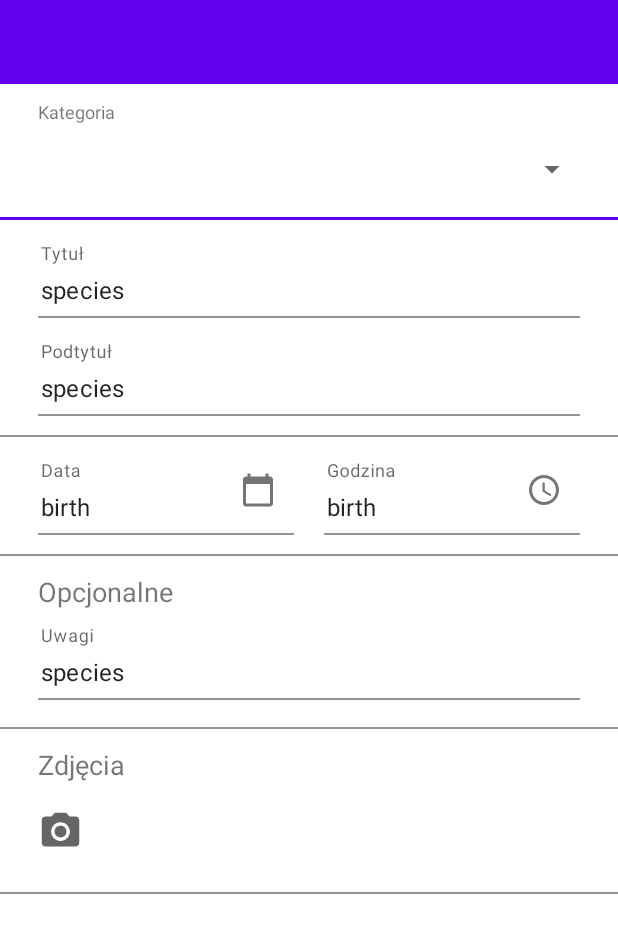
After one commit to Vieja/APPet, an Android app: the layout fragment_record.xml on its own in the app's theme, with its tools: preview values and no code run, on a phone screen of 412 x 824 dp. The commit adds this screen. Shown: the top 933 px of the screen. Run offline under Robolectric (Android 15) with nearby library versions, the phone set to English and light mode, and no system bars.

Commit message:
add fragment_record.xml

```diff
--- a/app/src/main/java/com/vieja/appet/ui/care/category/CareCategoryFragment.kt
+++ b/app/src/main/java/com/vieja/appet/ui/care/category/CareCategoryFragment.kt
@@ -22,7 +22,7 @@ class CareCategoryFragment : Fragment(R.layout.fragment_care_category) {
         (requireActivity() as? MainActivity)?.setSupportActionBar(toolbar_care_category)
         val navHostFragment = NavHostFragment.findNavController(this)
         NavigationUI.setupWithNavController(toolbar_care_category, navHostFragment)
-        open_care_category_card.transitionName = "careCategoryTransition_" + args.careCategoryName
+//        open_care_category_card.transitionName = "careCategoryTransition_" + args.careCategoryName
         sharedElementEnterTransition = TransitionInflater.from(context).inflateTransition(android.R.transition.move)
 
 
--- /dev/null
+++ b/app/src/main/res/drawable/ic_baseline_access_time_24.xml
@@ -0,0 +1,13 @@
+<vector xmlns:android="http://schemas.android.com/apk/res/android"
+    android:width="24dp"
+    android:height="24dp"
+    android:viewportWidth="24"
+    android:viewportHeight="24"
+    android:tint="?attr/colorControlNormal">
+  <path
+      android:fillColor="@android:color/white"
+      android:pathData="M11.99,2C6.47,2 2,6.48 2,12s4.47,10 9.99,10C17.52,22 22,17.52 22,12S17.52,2 11.99,2zM12,20c-4.42,0 -8,-3.58 -8,-8s3.58,-8 8,-8 8,3.58 8,8 -3.58,8 -8,8z"/>
+  <path
+      android:fillColor="@android:color/white"
+      android:pathData="M12.5,7H11v6l5.25,3.15 0.75,-1.23 -4.5,-2.67z"/>
+</vector>
--- /dev/null
+++ b/app/src/main/res/drawable/ic_baseline_calendar_today_24.xml
@@ -0,0 +1,10 @@
+<vector xmlns:android="http://schemas.android.com/apk/res/android"
+    android:width="24dp"
+    android:height="24dp"
+    android:viewportWidth="24"
+    android:viewportHeight="24"
+    android:tint="?attr/colorControlNormal">
+  <path
+      android:fillColor="@android:color/white"
+      android:pathData="M20,3h-1L19,1h-2v2L7,3L7,1L5,1v2L4,3c-1.1,0 -2,0.9 -2,2v16c0,1.1 0.9,2 2,2h16c1.1,0 2,-0.9 2,-2L22,5c0,-1.1 -0.9,-2 -2,-2zM20,21L4,21L4,8h16v13z"/>
+</vector>
--- /dev/null
+++ b/app/src/main/res/drawable/ic_baseline_photo_camera_24.xml
@@ -0,0 +1,13 @@
+<vector xmlns:android="http://schemas.android.com/apk/res/android"
+    android:width="24dp"
+    android:height="24dp"
+    android:viewportWidth="24"
+    android:viewportHeight="24"
+    android:tint="?attr/colorControlNormal">
+  <path
+      android:fillColor="@android:color/white"
+      android:pathData="M12,12m-3.2,0a3.2,3.2 0,1 1,6.4 0a3.2,3.2 0,1 1,-6.4 0"/>
+  <path
+      android:fillColor="@android:color/white"
+      android:pathData="M9,2L7.17,4L4,4c-1.1,0 -2,0.9 -2,2v12c0,1.1 0.9,2 2,2h16c1.1,0 2,-0.9 2,-2L22,6c0,-1.1 -0.9,-2 -2,-2h-3.17L15,2L9,2zM12,17c-2.76,0 -5,-2.24 -5,-5s2.24,-5 5,-5 5,2.24 5,5 -2.24,5 -5,5z"/>
+</vector>
--- a/app/src/main/res/layout/fragment_care_category.xml
+++ b/app/src/main/res/layout/fragment_care_category.xml
@@ -17,31 +17,4 @@
         app:layout_constraintEnd_toEndOf="parent"
         app:layout_constraintStart_toStartOf="parent"
         app:layout_constraintTop_toTopOf="parent" />
-
-    <androidx.core.widget.NestedScrollView
-        android:layout_width="match_parent"
-        android:layout_height="0dp"
-        android:id="@+id/open_care_category_card"
-        android:transitionName="transition_test"
-        app:layout_constraintBottom_toBottomOf="parent"
-        app:layout_constraintEnd_toEndOf="parent"
-        app:layout_constraintStart_toStartOf="parent"
-        app:layout_constraintTop_toBottomOf="@+id/toolbar_care_category"
-        app:cardCornerRadius="0dp"
-        android:background="@color/teal_700">
-
-        <LinearLayout
-            android:layout_width="match_parent"
-            android:layout_height="wrap_content"
-            android:orientation="vertical">
-        <TextView
-            android:layout_width="wrap_content"
-            android:layout_height="wrap_content"
-            android:textSize="70sp"
-            android:text="ALLLLLLLLLLLLLLLLLLLLLLLLLLLLLsssssssssssssssssssLLLLLLLLLLLLLASSSSSSSSSSSSSSSSSSSSSSSSSSSSSSSSSSSSSSSSSSSSSSS"
-            />
-        </LinearLayout>
-
-    </androidx.core.widget.NestedScrollView>
-
 </androidx.constraintlayout.widget.ConstraintLayout>
--- /dev/null
+++ b/app/src/main/res/layout/fragment_record.xml
@@ -0,0 +1,289 @@
+<?xml version="1.0" encoding="utf-8"?>
+<androidx.constraintlayout.widget.ConstraintLayout
+    xmlns:android="http://schemas.android.com/apk/res/android"
+    xmlns:app="http://schemas.android.com/apk/res-auto"
+    xmlns:tools="http://schemas.android.com/tools"
+    android:layout_width="match_parent"
+    android:layout_height="match_parent">
+
+    <androidx.appcompat.widget.Toolbar
+        android:id="@+id/toolbar_care_category"
+        android:layout_width="match_parent"
+        android:layout_height="wrap_content"
+        android:background="?attr/colorPrimary"
+        android:minHeight="?attr/actionBarSize"
+        android:theme="@style/ThemeOverlay.AppCompat.Dark.ActionBar"
+        app:popupTheme="@style/ThemeOverlay.AppCompat.Light"
+        app:layout_constraintEnd_toEndOf="parent"
+        app:layout_constraintStart_toStartOf="parent"
+        app:layout_constraintTop_toTopOf="parent" />
+
+    <androidx.core.widget.NestedScrollView
+        android:layout_width="match_parent"
+        android:layout_height="0dp"
+        android:id="@+id/open_care_category_card"
+        android:transitionName="transition_test"
+        app:layout_constraintBottom_toBottomOf="parent"
+        app:layout_constraintEnd_toEndOf="parent"
+        app:layout_constraintStart_toStartOf="parent"
+        app:layout_constraintTop_toBottomOf="@+id/toolbar_care_category"
+        app:cardCornerRadius="0dp">
+
+        <LinearLayout
+            android:layout_width="match_parent"
+            android:layout_height="wrap_content"
+            android:orientation="vertical">
+
+            <TextView
+                android:layout_width="wrap_content"
+                android:layout_height="wrap_content"
+                android:layout_marginHorizontal="25dp"
+                android:layout_marginTop="10dp"
+                android:text="Kategoria"
+                android:textSize="12sp"
+                android:paddingBottom="5dp"/>
+
+            <androidx.appcompat.widget.AppCompatSpinner
+                android:layout_width="match_parent"
+                android:layout_height="wrap_content"
+                android:minHeight="50dp"
+                android:layout_marginHorizontal="20dp"
+                android:id="@+id/spinnerCareCategory"/>
+
+            <com.google.android.material.textfield.TextInputLayout
+                android:layout_width="match_parent"
+                android:layout_marginVertical="5dp"
+                android:layout_gravity="center_vertical"
+                android:background="@android:color/transparent"
+                app:boxBackgroundColor="@android:color/transparent"
+                app:errorEnabled="true"
+                android:layout_height="3dp">
+
+                <com.google.android.material.textfield.TextInputEditText
+                    android:layout_width="match_parent"
+                    android:layout_height="wrap_content"
+                    android:inputType="text" />
+            </com.google.android.material.textfield.TextInputLayout>
+
+            <com.google.android.material.textfield.TextInputLayout
+                style="@style/Widget.MaterialComponents.TextInputLayout.FilledBox"
+                android:layout_width="match_parent"
+                android:layout_height="65dp"
+                android:layout_gravity="center_vertical"
+                android:background="@android:color/transparent"
+                android:paddingHorizontal="25dp"
+                app:boxBackgroundColor="@android:color/transparent"
+                app:errorEnabled="true">
+
+                <com.google.android.material.textfield.TextInputEditText
+                    android:id="@+id/info_text_title"
+                    android:layout_width="match_parent"
+                    android:layout_height="wrap_content"
+                    android:focusable="false"
+                    android:focusableInTouchMode="false"
+                    style="@style/MyTextInputEditText_filledBox_padding"
+                    android:hint="Tytuł"
+                    android:inputType="text"
+                    android:text="species" />
+            </com.google.android.material.textfield.TextInputLayout>
+
+            <com.google.android.material.textfield.TextInputLayout
+                style="@style/Widget.MaterialComponents.TextInputLayout.FilledBox"
+                android:layout_width="match_parent"
+                android:layout_height="65dp"
+                android:layout_gravity="center_vertical"
+                android:background="@android:color/transparent"
+                android:paddingHorizontal="25dp"
+                app:boxBackgroundColor="@android:color/transparent"
+                app:errorEnabled="true">
+
+                <com.google.android.material.textfield.TextInputEditText
+                    android:id="@+id/info_text_subtitle"
+                    android:layout_width="match_parent"
+                    android:layout_height="wrap_content"
+                    android:focusable="false"
+                    android:focusableInTouchMode="false"
+                    style="@style/MyTextInputEditText_filledBox_padding"
+                    android:hint="Podtytuł"
+                    android:inputType="text"
+                    android:text="species" />
+            </com.google.android.material.textfield.TextInputLayout>
+
+            <com.google.android.material.textfield.TextInputLayout
+                android:layout_width="match_parent"
+                android:layout_marginVertical="5dp"
+                android:layout_gravity="center_vertical"
+                android:background="@android:color/transparent"
+                app:boxBackgroundColor="@android:color/transparent"
+                app:errorEnabled="true"
+                android:layout_height="3dp">
+
+                <com.google.android.material.textfield.TextInputEditText
+                    android:layout_width="match_parent"
+                    android:layout_height="wrap_content"
+                    android:inputType="text" />
+            </com.google.android.material.textfield.TextInputLayout>
+
+            <LinearLayout
+                android:layout_width="match_parent"
+                android:layout_height="65dp"
+                android:orientation="horizontal">
+
+                <com.google.android.material.textfield.TextInputLayout
+                    style="@style/Widget.MaterialComponents.TextInputLayout.FilledBox"
+                    android:layout_width="0dp"
+                    android:layout_weight="1"
+                    android:layout_height="65dp"
+                    android:paddingLeft="25dp"
+                    android:paddingRight="10dp"
+                    android:layout_gravity="center_vertical"
+                    android:background="@android:color/transparent"
+                    app:boxBackgroundColor="@android:color/transparent"
+                    app:errorEnabled="true"
+                    app:endIconDrawable="@drawable/ic_baseline_calendar_today_24"
+                    app:endIconMode="custom">
+
+                    <com.google.android.material.textfield.TextInputEditText
+                        android:layout_width="match_parent"
+                        android:layout_height="wrap_content"
+                        android:focusable="false"
+                        android:focusableInTouchMode="false"
+                        style="@style/MyTextInputEditText_filledBox_padding"
+                        android:hint="Data"
+                        android:inputType="date"
+                        android:text="birth" />
+                </com.google.android.material.textfield.TextInputLayout>
+
+                <com.google.android.material.textfield.TextInputLayout
+                    style="@style/Widget.MaterialComponents.TextInputLayout.FilledBox"
+                    android:layout_width="0dp"
+                    android:layout_weight="1"
+                    android:layout_height="65dp"
+                    android:paddingLeft="10dp"
+                    android:paddingRight="25dp"
+                    android:layout_gravity="center_vertical"
+                    android:background="@android:color/transparent"
+                    app:boxBackgroundColor="@android:color/transparent"
+                    app:errorEnabled="true"
+                    app:endIconDrawable="@drawable/ic_baseline_access_time_24"
+                    app:endIconMode="custom">
+
+                    <com.google.android.material.textfield.TextInputEditText
+                        android:layout_width="match_parent"
+                        android:layout_height="wrap_content"
+                        android:focusable="false"
+                        android:focusableInTouchMode="false"
+                        style="@style/MyTextInputEditText_filledBox_padding"
+                        android:hint="Godzina"
+                        android:inputType="date"
+                        android:text="birth" />
+                </com.google.android.material.textfield.TextInputLayout>
+
+            </LinearLayout>
+
+            <com.google.android.material.textfield.TextInputLayout
+                android:layout_width="match_parent"
+                android:layout_marginVertical="5dp"
+                android:layout_gravity="center_vertical"
+                android:background="@android:color/transparent"
+                app:boxBackgroundColor="@android:color/transparent"
+                app:errorEnabled="true"
+                android:layout_height="3dp">
+
+                <com.google.android.material.textfield.TextInputEditText
+                    android:layout_width="match_parent"
+                    android:layout_height="wrap_content"
+                    android:inputType="text" />
+            </com.google.android.material.textfield.TextInputLayout>
+
+            <TextView
+                android:layout_width="wrap_content"
+                android:layout_height="wrap_content"
+                android:layout_marginHorizontal="25dp"
+                android:layout_marginTop="6dp"
+                android:text="Opcjonalne"
+                android:textSize="18sp" />
+
+            <com.google.android.material.textfield.TextInputLayout
+                android:id="@+id/info_label_description"
+                style="@style/Widget.MaterialComponents.TextInputLayout.FilledBox"
+                android:layout_width="match_parent"
+                android:layout_height="wrap_content"
+                android:layout_gravity="center_vertical"
+                android:background="@android:color/transparent"
+                android:paddingHorizontal="25dp"
+                android:layout_marginBottom="-10dp"
+                app:boxBackgroundColor="@android:color/transparent"
+                app:errorEnabled="true">
+
+                <com.google.android.material.textfield.TextInputEditText
+                    android:layout_width="match_parent"
+                    android:layout_height="wrap_content"
+                    android:focusable="false"
+                    android:focusableInTouchMode="false"
+                    style="@style/MyTextInputEditText_filledBox_padding"
+                    android:hint="Uwagi"
+                    android:inputType="textMultiLine"
+                    android:text="species"  />
+            </com.google.android.material.textfield.TextInputLayout>
+
+            <com.google.android.material.textfield.TextInputLayout
+                android:layout_width="match_parent"
+                android:layout_marginVertical="5dp"
+                android:layout_gravity="center_vertical"
+                android:background="@android:color/transparent"
+                app:boxBackgroundColor="@android:color/transparent"
+                app:errorEnabled="true"
+                android:layout_height="3dp">
+
+                <com.google.android.material.textfield.TextInputEditText
+                    android:layout_width="match_parent"
+                    android:layout_height="wrap_content"
+                    android:inputType="text" />
+            </com.google.android.material.textfield.TextInputLayout>
+
+            <TextView
+                android:layout_width="wrap_content"
+                android:layout_height="wrap_content"
+                android:layout_marginHorizontal="25dp"
+                android:layout_marginTop="6dp"
+                android:text="Zdjęcia"
+                android:textSize="18sp" />
+
+            <LinearLayout
+                android:layout_width="match_parent"
+                android:layout_height="65dp"
+                android:orientation="horizontal"
+                android:paddingLeft="25dp">
+
+                <ImageView
+                    android:layout_width="30dp"
+                    android:layout_height="30dp"
+                    android:src="@drawable/ic_baseline_photo_camera_24"
+                    android:layout_gravity="center_vertical"/>
+
+
+            </LinearLayout>
+
+            <com.google.android.material.textfield.TextInputLayout
+                android:layout_width="match_parent"
+                android:layout_marginVertical="5dp"
+                android:layout_gravity="center_vertical"
+                android:background="@android:color/transparent"
+                app:boxBackgroundColor="@android:color/transparent"
+                app:errorEnabled="true"
+                android:layout_height="3dp">
+
+                <com.google.android.material.textfield.TextInputEditText
+                    android:layout_width="match_parent"
+                    android:layout_height="wrap_content"
+                    android:inputType="text" />
+            </com.google.android.material.textfield.TextInputLayout>
+
+
+
+        </LinearLayout>
+
+    </androidx.core.widget.NestedScrollView>
+
+</androidx.constraintlayout.widget.ConstraintLayout>
--- a/app/src/main/res/values/styles.xml
+++ b/app/src/main/res/values/styles.xml
@@ -14,7 +14,8 @@
         <item name="android:paddingEnd" ns2:ignore="NewApi">2dp</item>
         <item name="android:paddingLeft">2dp</item>
         <item name="android:paddingRight">2dp</item>
-        <item name="android:paddingBottom">0dp</item>
+        <item name="android:paddingTop">30dp</item>
+        <item name="android:paddingBottom">8dp</item>
 
         <!-- top and bottom padding -->
     </style>
```
